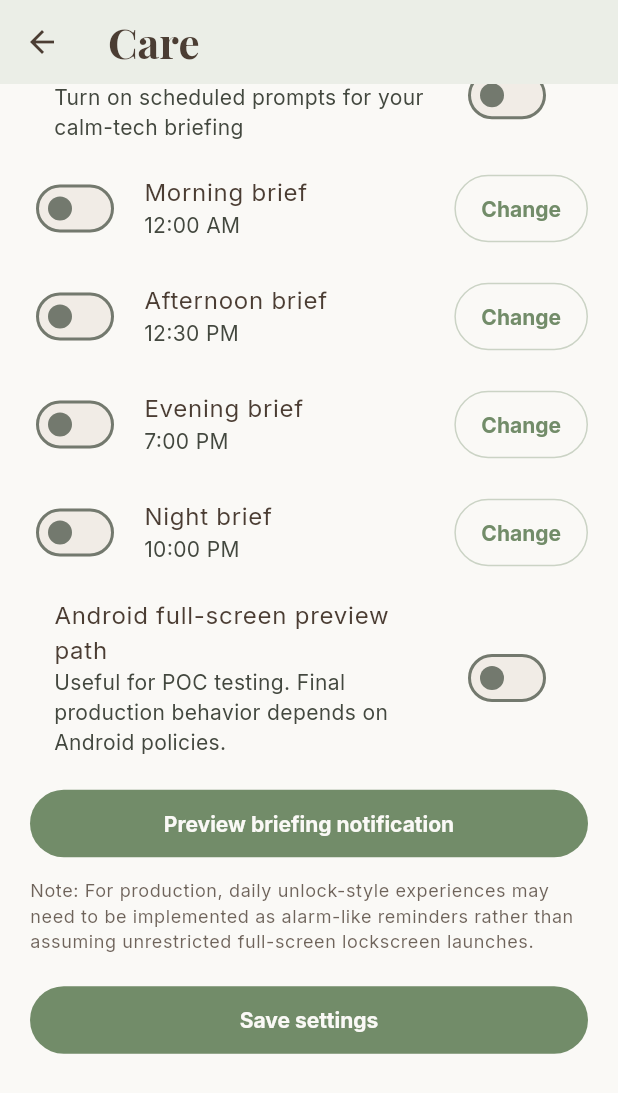
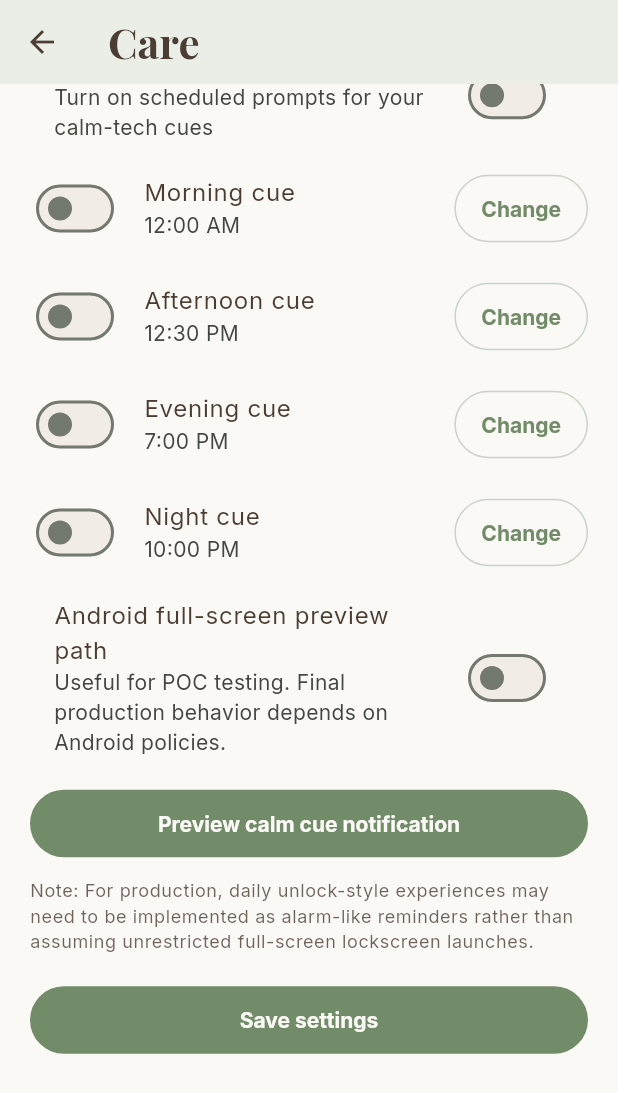
Before and after one commit to mleikam1/NANA_POC, a Flutter app: the CareScreen screen opened directly with empty values, scrolled down 271 dp, on a phone screen of 412 x 824 dp. Shown: the top 1093 px of the screen. Run offline on Flutter 3.47's test engine with Material 3 defaults, Android fonts, the phone set to English and light mode, and no system bars; our stand-ins replace cloud_firestore, cloud_functions, firebase_auth, firebase_core, firebase_messaging, flutter_local_notifications and 4 more; accounts and stored records are empty; network calls fail.

Commit message:
Update user-facing copy to calm cue terminology

```diff
--- a/lib/models/app_user_profile.dart
+++ b/lib/models/app_user_profile.dart
@@ -251,13 +251,13 @@ extension BriefDaypartX on BriefDaypart {
   String get label {
     switch (this) {
       case BriefDaypart.morning:
-        return 'Morning brief';
+        return 'Morning cue';
       case BriefDaypart.afternoon:
-        return 'Afternoon brief';
+        return 'Afternoon cue';
       case BriefDaypart.evening:
-        return 'Evening brief';
+        return 'Evening cue';
       case BriefDaypart.night:
-        return 'Night brief';
+        return 'Night cue';
     }
   }
 
--- a/lib/screens/care_screen.dart
+++ b/lib/screens/care_screen.dart
@@ -135,9 +135,9 @@ class _CareScreenState extends State<CareScreen> {
           const SizedBox(height: 18),
           SwitchListTile.adaptive(
             value: _enabled,
-            title: const Text('Daily briefing schedule'),
+            title: const Text('Daily calm cue schedule'),
             subtitle: const Text(
-              'Turn on scheduled prompts for your calm-tech briefing',
+              'Turn on scheduled prompts for your calm-tech cues',
             ),
             onChanged: (bool value) => setState(() => _enabled = value),
           ),
@@ -179,7 +179,7 @@ class _CareScreenState extends State<CareScreen> {
           const SizedBox(height: 12),
           FilledButton.tonal(
             onPressed: widget.onPreviewNotification,
-            child: const Text('Preview briefing notification'),
+            child: const Text('Preview calm cue notification'),
           ),
           const SizedBox(height: 12),
           Text(
--- a/lib/screens/home_screen.dart
+++ b/lib/screens/home_screen.dart
@@ -39,7 +39,7 @@ class HomeScreen extends StatelessWidget {
               ),
               const SizedBox(height: 6),
               Text(
-                'Morning Briefing\n$dateLabel',
+                'Morning Cue\n$dateLabel',
                 style: Theme.of(context).textTheme.titleLarge,
               ),
               const SizedBox(height: 20),
@@ -133,7 +133,7 @@ class _HeroSummaryCard extends StatelessWidget {
           const SizedBox(height: 18),
           FilledButton(
             onPressed: () {},
-            child: const Text('Open today’s calm brief'),
+            child: const Text('Open today’s calm cue'),
           ),
         ],
       ),
--- a/lib/screens/home_shell.dart
+++ b/lib/screens/home_shell.dart
@@ -102,7 +102,7 @@ class _HomeShellState extends State<HomeShell> {
         onProfileChanged: _updateProfile,
         onPreviewNotification: () async {
           await NotificationService.instance.showPreviewBriefing(
-            title: 'Your NANA briefing is ready',
+            title: 'Your NANA calm cue is ready',
             body: 'Take a calm look at today’s local weather, recipes, and resets.',
             fullScreenIntent: _profile.notificationPreferences.fullScreenIntent,
           );
--- a/lib/screens/onboarding_screen.dart
+++ b/lib/screens/onboarding_screen.dart
@@ -333,7 +333,7 @@ class _OnboardingScreenState extends State<OnboardingScreen>
       children: <Widget>[
         const SizedBox(height: 18),
         Text(
-          "Let's personalize your briefing",
+          "Let's personalize your calm cues",
           style: Theme.of(context).textTheme.headlineSmall,
         ),
         const SizedBox(height: 12),
@@ -394,19 +394,19 @@ class _OnboardingScreenState extends State<OnboardingScreen>
       children: <Widget>[
         const SizedBox(height: 18),
         Text(
-          'Choose your calm moments',
+          'Choose your calm cues',
           style: Theme.of(context).textTheme.headlineSmall,
         ),
         const SizedBox(height: 12),
         Text(
-          'Morning and evening are ready by default. Add afternoon or night anytime, and choose when you’d like each brief to arrive.',
+          'Morning and evening are ready by default. Add afternoon or night anytime, and choose when you’d like each cue to arrive.',
           style: Theme.of(context).textTheme.bodyMedium,
         ),
         const SizedBox(height: 24),
         SwitchListTile.adaptive(
           value: _notificationEnabled,
           contentPadding: EdgeInsets.zero,
-          title: const Text('Daily briefing notifications'),
+          title: const Text('Daily calm cue notifications'),
           subtitle: const Text('Receive gentle check-ins throughout your day'),
           onChanged: (bool value) => setState(() => _notificationEnabled = value),
         ),
@@ -502,7 +502,7 @@ class _OnboardingScreenState extends State<OnboardingScreen>
     if (_pageIndex == 3) {
       if (_notificationEnabled && !_hasSelectedDaypart) {
         ScaffoldMessenger.of(context).showSnackBar(
-          const SnackBar(content: Text('Select at least one calm moment to continue.')),
+          const SnackBar(content: Text('Select at least one calm cue to continue.')),
         );
         return;
       }
--- a/lib/services/notification_service.dart
+++ b/lib/services/notification_service.dart
@@ -50,8 +50,8 @@ class NotificationService {
 
     const androidChannel = AndroidNotificationChannel(
       'nana_briefing_channel',
-      'NANA Briefings',
-      description: 'Daily calm-tech briefing notifications',
+      'NANA Calm Cues',
+      description: 'Daily calm-tech cue notifications',
       importance: Importance.max,
     );
 
@@ -122,13 +122,13 @@ class NotificationService {
           await _scheduleZoned(
             id: daypart.notificationId,
             title: 'Your ${daypart.label.toLowerCase()} is ready',
-            body: 'Take a gentle pause with your NANA briefing.',
+            body: 'Take a calm look at today’s local weather, recipes, and resets.',
             scheduledDate: next,
             notificationDetails: NotificationDetails(
               android: AndroidNotificationDetails(
                 'nana_briefing_channel',
-                'NANA Briefings',
-                channelDescription: 'Daily calm-tech briefing notifications',
+                'NANA Calm Cues',
+                channelDescription: 'Daily calm-tech cue notifications',
                 importance: Importance.max,
                 priority: Priority.high,
                 fullScreenIntent: preference.fullScreenIntent,
@@ -254,8 +254,8 @@ class NotificationService {
       notificationDetails: NotificationDetails(
         android: AndroidNotificationDetails(
           'nana_briefing_channel',
-          'NANA Briefings',
-          channelDescription: 'Daily calm-tech briefing notifications',
+          'NANA Calm Cues',
+          channelDescription: 'Daily calm-tech cue notifications',
           importance: Importance.max,
           priority: Priority.high,
           fullScreenIntent: fullScreenIntent,
@@ -267,9 +267,9 @@ class NotificationService {
   }
 
   Future<void> _showFromRemoteMessage(RemoteMessage message) async {
-    final title = message.notification?.title ?? 'Your NANA briefing is ready';
+    final title = message.notification?.title ?? 'Your NANA calm cue is ready';
     final body =
-        message.notification?.body ?? 'A calmer daily summary is waiting for you.';
+        message.notification?.body ?? 'Take a calm look at today’s local weather, recipes, and resets.';
     final fullScreen = message.data['fullScreenIntent'] == 'true';
 
     await showPreviewBriefing(
```
Also changed, not shown: 1 other file.
